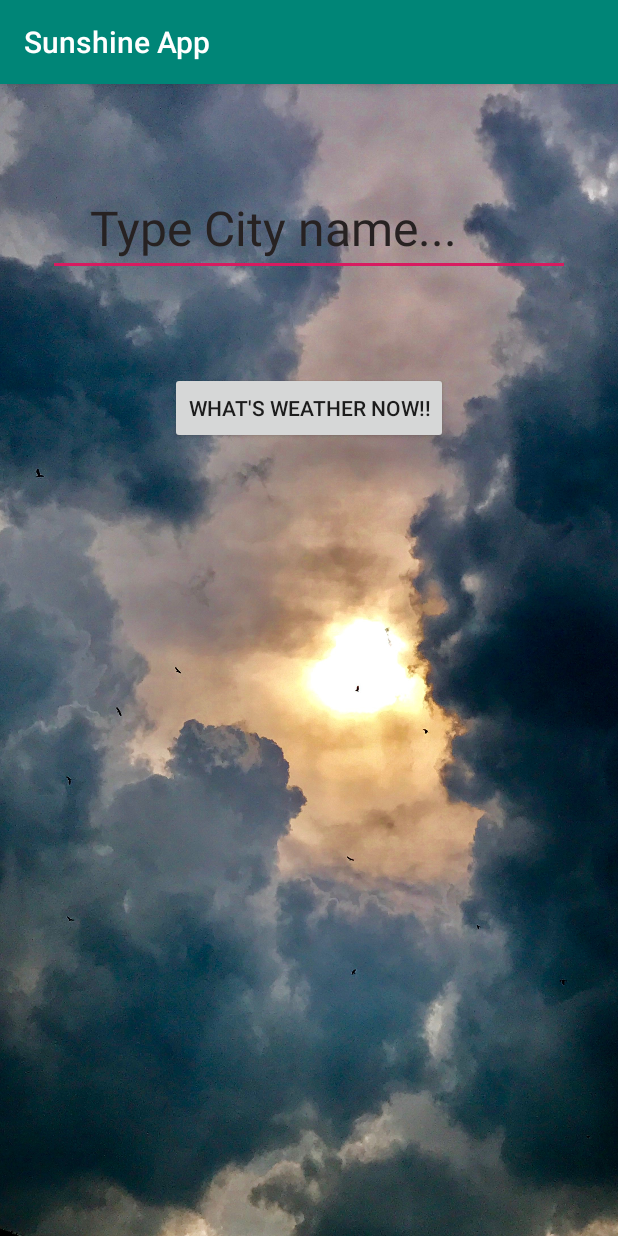
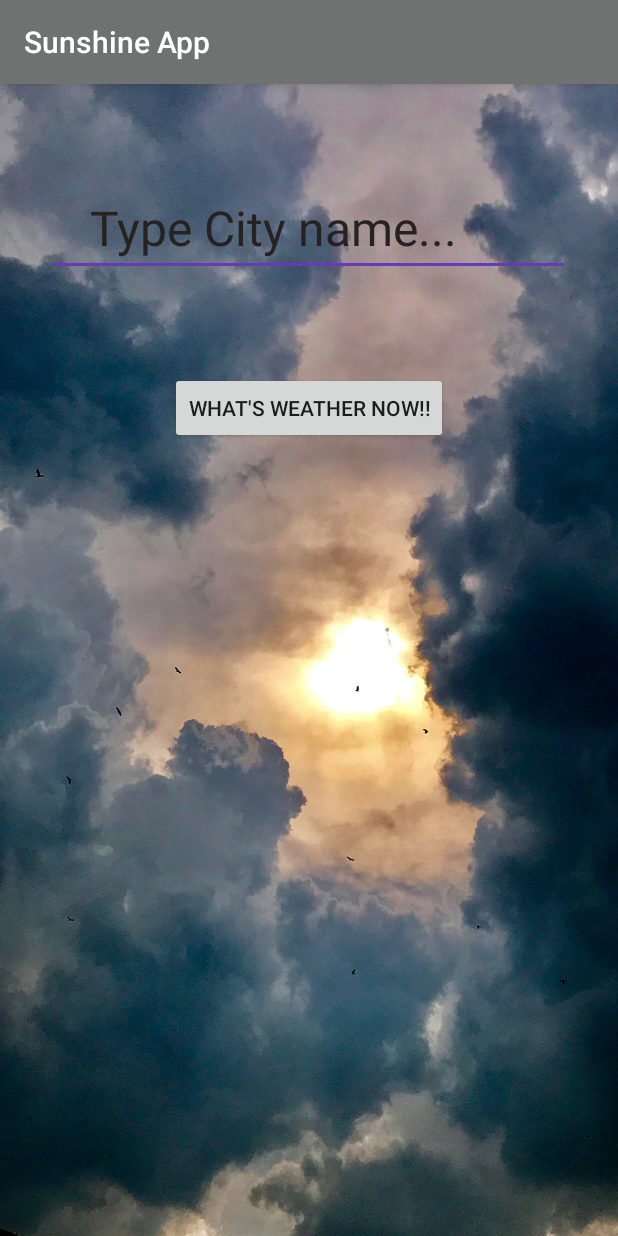
Before and after one commit to norujin/SunshineApp, an Android app: the screen it shows after launch (MainActivity), after a tap on "WHAT'S WEATHER NOW!!", on a phone screen of 412 x 824 dp. Run offline under Robolectric (Android 15) with nearby library versions, the phone set to English and light mode, and no system bars; 1 statement that could not run was skipped.

Commit message:
commit!! done!!

```diff
--- a/app/src/main/AndroidManifest.xml
+++ b/app/src/main/AndroidManifest.xml
@@ -5,7 +5,7 @@
 
     <application
         android:allowBackup="true"
-        android:icon="@drawable/sun"
+        android:icon="@drawable/weather_icon"
         android:label="@string/app_name"
         android:roundIcon="@mipmap/ic_launcher_round"
         android:supportsRtl="true"
--- a/app/src/main/java/com/noruxjin/sunshineapp/MainActivity.java
+++ b/app/src/main/java/com/noruxjin/sunshineapp/MainActivity.java
@@ -1,21 +1,26 @@
 package com.noruxjin.sunshineapp;
 
+import android.content.Context;
 import android.os.AsyncTask;
 import android.support.v7.app.AppCompatActivity;
 import android.os.Bundle;
 import android.util.Log;
 import android.view.View;
+import android.view.inputmethod.InputMethodManager;
 import android.widget.Button;
 import android.widget.EditText;
 import android.widget.TextView;
+import android.widget.Toast;
 
 import org.json.JSONArray;
 import org.json.JSONObject;
 
 import java.io.InputStream;
 import java.io.InputStreamReader;
+import java.io.UnsupportedEncodingException;
 import java.net.HttpURLConnection;
 import java.net.URL;
+import java.net.URLEncoder;
 
 public class MainActivity extends AppCompatActivity {
 
@@ -40,7 +45,19 @@ public class MainActivity extends AppCompatActivity {
             public void onClick(View v) {
 
                 DownloadTask task = new DownloadTask();
-                task.execute("http://openweathermap.org/data/2.5/weather?q="+ city.getText().toString() +"&appid=b1b15e88fa797225412429c1c50c122a1");
+                try {
+                    String encodeCityName = URLEncoder.encode(city.getText().toString(), "UTF-8");
+
+                task.execute("https://openweathermap.org/data/2.5/weather?q="+encodeCityName+"&appid=b6907d289e10d714a6e88b30761fae22");
+
+                InputMethodManager manager = (InputMethodManager) getSystemService(Context.INPUT_METHOD_SERVICE);
+                manager.hideSoftInputFromWindow(city.getWindowToken(),0);
+
+                } catch (UnsupportedEncodingException e) {
+
+                    Toast.makeText(getApplicationContext(),"Could not find weather",Toast.LENGTH_LONG).show();
+                    e.printStackTrace();
+                }
 
             }
         });
@@ -73,6 +90,9 @@ public class MainActivity extends AppCompatActivity {
 
             } catch (Exception e) {
                 e.printStackTrace();
+
+                Toast.makeText(getApplicationContext(),"Could not find weather",Toast.LENGTH_LONG).show();
+
                 return null;
             }
         }
@@ -90,14 +110,35 @@ public class MainActivity extends AppCompatActivity {
 
                 JSONArray arr = new JSONArray(weatherInfo);
 
+                String message= "";
+
                 for (int i=0; i < arr.length(); i++) {
                     JSONObject jsonPart = arr.getJSONObject(i);
 
-                    Log.i("main",jsonPart.getString("main"));
-                    Log.i("description",jsonPart.getString("description"));
+                    String main = jsonPart.getString("main");
+                    String description = jsonPart.getString("description");
+
+                    if (!main.equals("") && !description.equals("")){
+
+                        message += main + " : " + description + "\r\n";
+
+                    }
+                }
+
+                if (!message.equals("")){
+
+                    result.setText(message);
+
+                } else {
+
+                    Toast.makeText(getApplicationContext(),"Could not find weather",Toast.LENGTH_LONG).show();
+
                 }
 
             } catch (Exception e) {
+
+                Toast.makeText(getApplicationContext(),"Could not find weather",Toast.LENGTH_LONG).show();
+
                 e.printStackTrace();
             }
 
--- a/app/src/main/res/layout/activity_main.xml
+++ b/app/src/main/res/layout/activity_main.xml
@@ -4,8 +4,9 @@
     xmlns:tools="http://schemas.android.com/tools"
     android:layout_width="match_parent"
     android:layout_height="match_parent"
-    android:background="@drawable/sun"
-    tools:context=".MainActivity">
+    tools:context=".MainActivity"
+    android:background="@drawable/sun">
+
 
     <EditText
         android:id="@+id/typeCityEdtTxtId"
--- a/app/src/main/res/values/colors.xml
+++ b/app/src/main/res/values/colors.xml
@@ -1,6 +1,6 @@
 <?xml version="1.0" encoding="utf-8"?>
 <resources>
-    <color name="colorPrimary">#008577</color>
-    <color name="colorPrimaryDark">#00574B</color>
-    <color name="colorAccent">#D81B60</color>
+    <color name="colorPrimary">#707272</color>
+    <color name="colorPrimaryDark">#1C1D1D</color>
+    <color name="colorAccent">#673AB7</color>
 </resources>
```
Also changed, not shown: app/src/main/res/drawable/sun.jpg.
